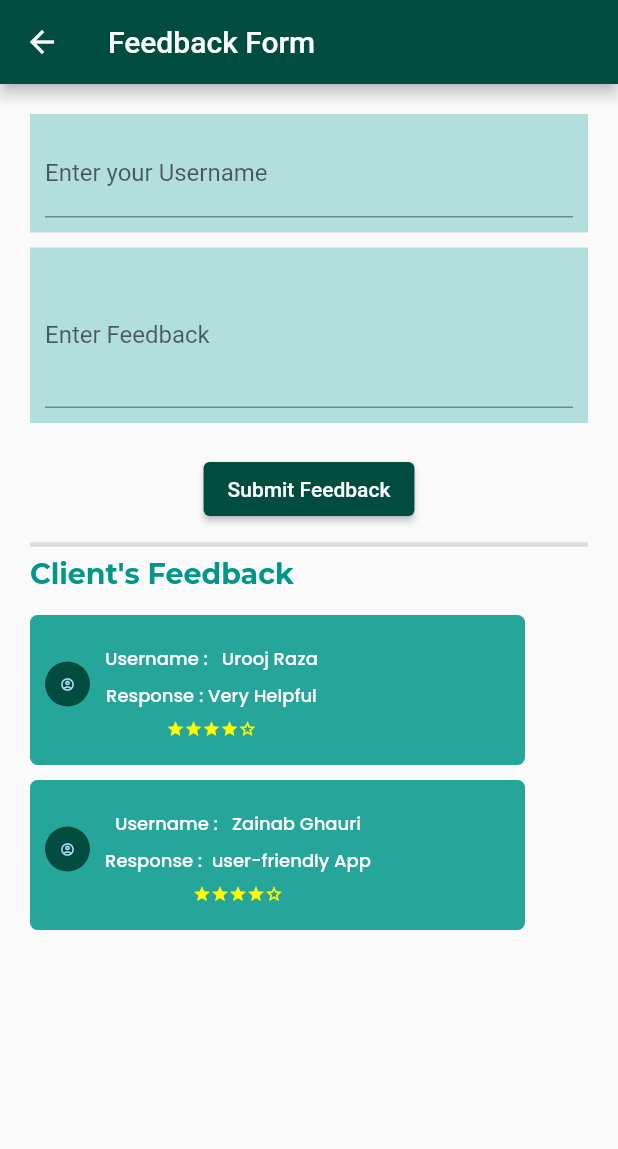
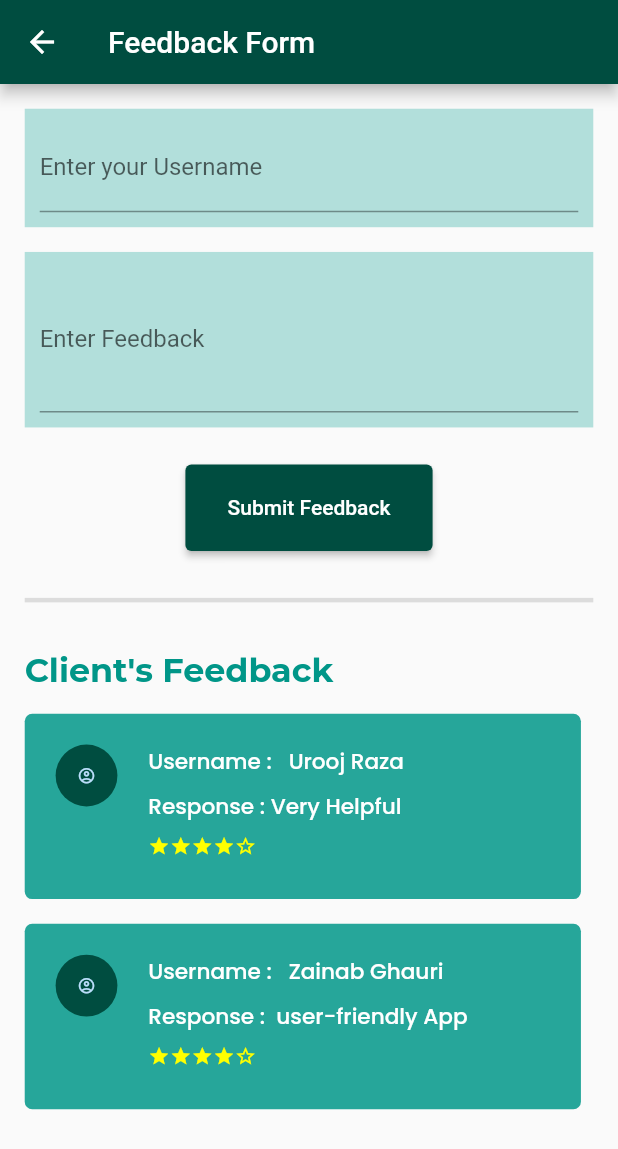
Before and after one commit to maryam-fatima/campus-mirador, a Flutter app: the FeedbackScreen screen opened directly, on a phone screen of 412 x 824 dp. Shown: the top 1149 px of the screen. Run offline on Flutter 3.47's test engine with Material 2 defaults, Android fonts, the phone set to English and light mode, and no system bars; our stand-ins replace cloud_firestore, firebase_auth, firebase_core, font_awesome_flutter, google_fonts, google_sign_in and 2 more; missing offline and left inert: chat_gpt_sdk; accounts and stored records are empty.

Commit message:
all screens are responsive now Allhamdulliah

```diff
--- a/lib/screens/Features/feedback.dart
+++ b/lib/screens/Features/feedback.dart
@@ -1,6 +1,8 @@
 // imported the required libraries
 import 'package:flutter/material.dart';
 import 'package:google_fonts/google_fonts.dart';
+
+import '../../widgets/get_feedback.dart';
 
 // This screen is made with a purpose to get the feedback from our Users , if they encounter any issue or bug
 class FeedbackScreen extends StatefulWidget {
@@ -35,6 +37,12 @@ class _FeedbackScreenState extends State<FeedbackScreen> {
 
   @override
   Widget build(BuildContext context) {
+    final Size screenSize = MediaQuery.of(context).size;
+    final double imageHeight = screenSize.height * 0.35;
+    final double buttonHeight = screenSize.height * 0.1;
+    final double avatarRadius = screenSize.width * 0.2;
+    final double buttonFontSize = screenSize.width * 0.05;
+
     return Scaffold(
       appBar: AppBar(
         title: Text('Feedback Form'),
@@ -42,7 +50,7 @@ class _FeedbackScreenState extends State<FeedbackScreen> {
       ),
       body: SingleChildScrollView(
         child: Padding(
-          padding: EdgeInsets.all(20),
+          padding: EdgeInsets.all(screenSize.width * 0.04),
           child: Form(
             key: _formKey,
             child: Column(
@@ -68,7 +76,7 @@ class _FeedbackScreenState extends State<FeedbackScreen> {
                   ),
                 ),
                 SizedBox(
-                  height: 10,
+                  height: screenSize.height * 0.02,
                 ),
                 Container(
                   padding: EdgeInsets.all(10),
@@ -90,12 +98,14 @@ class _FeedbackScreenState extends State<FeedbackScreen> {
                     },
                   ),
                 ),
-                SizedBox(height: 20),
+                SizedBox(height: screenSize.height * 0.03),
                 Center(
                   child: ElevatedButton(
                     style: ElevatedButton.styleFrom(
-                      primary: Colors
-                          .teal.shade900, // set the background color to blue
+                      primary: Colors.teal.shade900,
+                      minimumSize:
+                          Size(screenSize.width * 0.4, buttonHeight * 0.7),
+                      // set the background color to blue
                     ),
                     onPressed: () {
                       handleSubmit();
@@ -113,16 +123,19 @@ class _FeedbackScreenState extends State<FeedbackScreen> {
                   ),
                 ),
                 SizedBox(
-                  height: 5,
+                  height: screenSize.height * 0.03,
                 ),
                 Divider(
                   thickness: 3,
+                ),
+                SizedBox(
+                  height: screenSize.height * 0.03,
                 ),
                 Text(
                   "Client's Feedback",
                   style: GoogleFonts.montserrat(
                     textStyle: TextStyle(
-                      fontSize: 19,
+                      fontSize: screenSize.width * 0.054,
                       color: Colors.teal,
                       fontWeight: FontWeight.w700,
                     ),
@@ -131,14 +144,14 @@ class _FeedbackScreenState extends State<FeedbackScreen> {
                 SizedBox(
                   height: 16,
                 ),
-                getFeedback(
+                GetFeedback(
                   username: feedbackMap.keys.elementAt(1),
                   feedback: feedbackMap.values.elementAt(1),
                 ),
                 SizedBox(
-                  height: 10,
+                  height: screenSize.height * 0.02,
                 ),
-                getFeedback(
+                GetFeedback(
                   username: feedbackMap.keys.elementAt(2),
                   feedback: feedbackMap.values.elementAt(2),
                 ),
@@ -150,102 +163,3 @@ class _FeedbackScreenState extends State<FeedbackScreen> {
     );
   }
 }
-
-class getFeedback extends StatelessWidget {
-  const getFeedback({required this.username, required this.feedback});
-  final String username;
-  final String feedback;
-
-  @override
-  Widget build(BuildContext context) {
-    return Container(
-      width: 330,
-      height: 100,
-      decoration: BoxDecoration(
-        borderRadius: BorderRadius.circular(5),
-        color: Colors.teal.shade400,
-      ),
-      child: Align(
-        alignment: Alignment.topLeft,
-        child: Column(
-          children: [
-            Padding(
-              padding: EdgeInsets.all(10),
-              child: Row(mainAxisAlignment: MainAxisAlignment.start, children: [
-                CircleAvatar(
-                    backgroundColor: Colors.teal.shade900,
-                    radius: 15,
-                    child: Icon(
-                      Icons.account_circle_outlined,
-                      size: 10,
-                    )),
-                SizedBox(
-                  width: 10,
-                ),
-                Column(
-                  children: [
-                    SizedBox(
-                      height: 10,
-                    ),
-                    Text(
-                      'Username :   $username',
-                      style: GoogleFonts.poppins(
-                          textStyle: TextStyle(
-                              color: Colors.white,
-                              fontWeight: FontWeight.w500,
-                              fontSize: 12)),
-                    ),
-                    SizedBox(
-                      height: 7,
-                    ),
-                    Text(
-                      'Response : $feedback',
-                      maxLines: 3,
-                      style: GoogleFonts.poppins(
-                          textStyle: TextStyle(
-                              color: Colors.white,
-                              fontWeight: FontWeight.w500,
-                              fontSize: 12)),
-                    ),
-                    SizedBox(
-                      height: 7,
-                    ),
-                    Row(
-                      children: [
-                        Icon(
-                          Icons.star,
-                          color: Colors.yellowAccent,
-                          size: 12,
-                        ),
-                        Icon(
-                          Icons.star,
-                          color: Colors.yellowAccent,
-                          size: 12,
-                        ),
-                        Icon(
-                          Icons.star,
-                          color: Colors.yellowAccent,
-                          size: 12,
-                        ),
-                        Icon(
-                          Icons.star,
-                          color: Colors.yellowAccent,
-                          size: 12,
-                        ),
-                        Icon(
-                          Icons.star_border,
-                          color: Colors.yellowAccent,
-                          size: 12,
-                        )
-                      ],
-                    )
-                  ],
-                )
-              ]),
-            ),
-          ],
-        ),
-      ),
-    );
-  }
-}
--- /dev/null
+++ b/lib/widgets/get_feedback.dart
@@ -0,0 +1,104 @@
+import 'package:flutter/cupertino.dart';
+import 'package:flutter/material.dart';
+import 'package:google_fonts/google_fonts.dart';
+
+class GetFeedback extends StatelessWidget {
+  const GetFeedback({required this.username, required this.feedback});
+  final String username;
+  final String feedback;
+
+  @override
+  Widget build(BuildContext context) {
+    final Size screenSize = MediaQuery.of(context).size;
+    final double circleAvatarRadius = screenSize.width * 0.05;
+    final double buttonFontSize = screenSize.width * 0.05;
+
+    return Container(
+      width: screenSize.width * 0.9,
+      height: screenSize.height * 0.15,
+      decoration: BoxDecoration(
+        borderRadius: BorderRadius.circular(5),
+        color: Colors.teal.shade400,
+      ),
+      child: Padding(
+        padding: EdgeInsets.all(screenSize.width * 0.05),
+        child: Row(
+          mainAxisAlignment: MainAxisAlignment.start,
+          crossAxisAlignment: CrossAxisAlignment.start,
+          children: [
+            CircleAvatar(
+              backgroundColor: Colors.teal.shade900,
+              radius: circleAvatarRadius,
+              child: Icon(
+                Icons.account_circle_outlined,
+                size: circleAvatarRadius * 0.6,
+              ),
+            ),
+            SizedBox(
+              width: screenSize.width * 0.05,
+            ),
+            Expanded(
+              child: Column(
+                crossAxisAlignment: CrossAxisAlignment.start,
+                children: [
+                  Text(
+                    'Username :   $username',
+                    style: GoogleFonts.poppins(
+                        textStyle: TextStyle(
+                            color: Colors.white,
+                            fontWeight: FontWeight.w500,
+                            fontSize: screenSize.width * 0.035)),
+                  ),
+                  SizedBox(
+                    height: screenSize.height * 0.01,
+                  ),
+                  Text(
+                    'Response : $feedback',
+                    maxLines: 2,
+                    style: GoogleFonts.poppins(
+                        textStyle: TextStyle(
+                            color: Colors.white,
+                            fontWeight: FontWeight.w500,
+                            fontSize: screenSize.width * 0.035)),
+                  ),
+                  SizedBox(
+                    height: screenSize.height * 0.01,
+                  ),
+                  Row(
+                    children: [
+                      Icon(
+                        Icons.star,
+                        color: Colors.yellowAccent,
+                        size: screenSize.width * 0.035,
+                      ),
+                      Icon(
+                        Icons.star,
+                        color: Colors.yellowAccent,
+                        size: screenSize.width * 0.035,
+                      ),
+                      Icon(
+                        Icons.star,
+                        color: Colors.yellowAccent,
+                        size: screenSize.width * 0.035,
+                      ),
+                      Icon(
+                        Icons.star,
+                        color: Colors.yellowAccent,
+                        size: screenSize.width * 0.035,
+                      ),
+                      Icon(
+                        Icons.star_border,
+                        color: Colors.yellowAccent,
+                        size: screenSize.width * 0.035,
+                      ),
+                    ],
+                  ),
+                ],
+              ),
+            ),
+          ],
+        ),
+      ),
+    );
+  }
+}
```
Also changed, not shown: lib/screens/Features/chat_screen.dart (+16 -3 lines), lib/screens/Features/viewStats.dart (+42 -112 lines), lib/widgets/footer.dart (added, +15 -0 lines), lib/widgets/Alert_ViewStats.dart (added).
